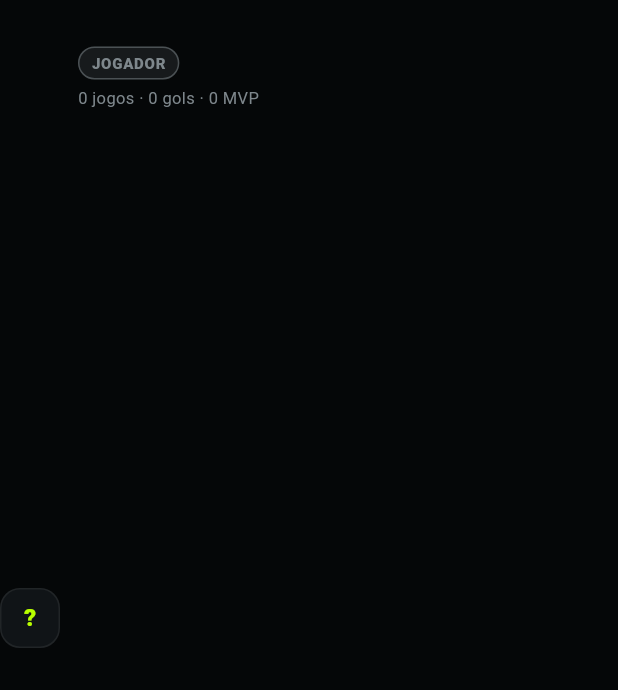
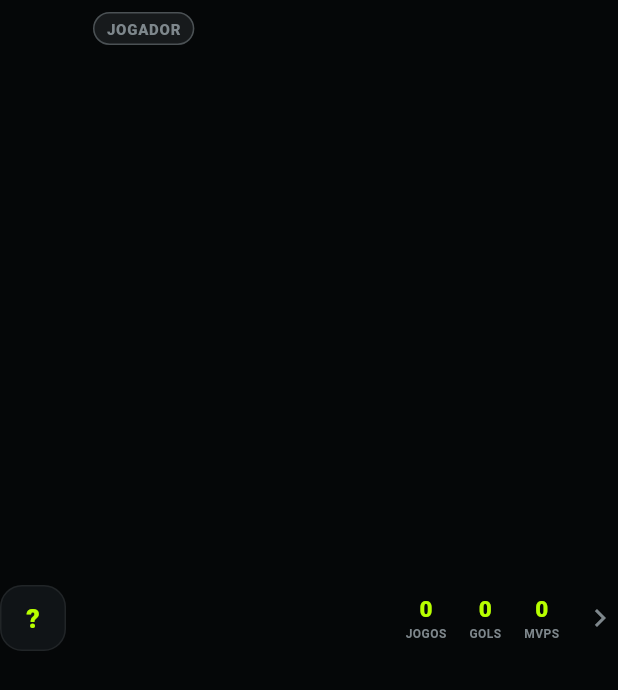
Before and after one commit to minatocristofer-dev/DALEH, a Flutter app: the MemberRow widget shown alone on an empty page, opened directly with empty values, on a phone screen of 412 x 824 dp. Shown: the top 690 px of the screen. Run offline on Flutter 3.47's test engine with Material 3 defaults, Android fonts, the phone set to English and light mode, and no system bars; our stand-ins replace flutter_riverpod, flutter_secure_storage, image_picker, share_plus, supabase_flutter; accounts and stored records are empty; network calls fail.

Commit message:
feat: elenco no layout do mockup (foto, posição, jogos/gols/MVPs)
Backend: GET /teams/:id agora inclui posicaoPrincipal de cada membro
(primeira modalidade cadastrada por ele — mesma convenção de
"modalidade principal" já usada no Player Card; null pra quem não tem
modalidade nenhuma, nunca inventado).

Flutter: MemberRow redesenhado pra seguir o mockup "TIME — ELENCO"
(QA de 2026-09-21) — nome + posição, três colunas de estatística
(jogos/gols/MVPs) por jogador. Papel de gestão (capitão/vice/dono)
continua visível, só que discreto (badge ao lado do nome, e só quando
não é "jogador" comum).

Fora do escopo por decisão do usuário: número da camisa (não existe
no schema) e as abas "Jogos"/"Estatísticas"/"Mídia" do mockup (o time
hoje só tem Visão Geral/Elenco/Convocações — ficam pra uma fase
futura, precisam de mais investigação/definição).

```diff
--- a/daleh-app/lib/features/teams/models/team_member.dart
+++ b/daleh-app/lib/features/teams/models/team_member.dart
@@ -29,6 +29,11 @@
   final String status;
   final String fullName;
   final String? avatarUrl;
+  // Posição principal do jogador (primeira modalidade cadastrada por ele,
+  // ver AuthService/TeamsService — não existe "modalidade principal" no
+  // schema). Null quando o jogador ainda não cadastrou nenhuma modalidade;
+  // nunca inventado.
+  final String? posicaoPrincipal;
   final EstatisticasNoTime estatisticas;
 
   TeamMember({
@@ -39,6 +44,7 @@
     required this.status,
     required this.fullName,
     this.avatarUrl,
+    this.posicaoPrincipal,
     required this.estatisticas,
   });
 
@@ -52,6 +58,7 @@
       status: json['status'] as String,
       fullName: user?['fullName'] as String? ?? '',
       avatarUrl: user?['avatarUrl'] as String?,
+      posicaoPrincipal: json['posicaoPrincipal'] as String?,
       estatisticas: EstatisticasNoTime.fromJson(json['estatisticas'] as Map<String, dynamic>?),
     );
   }
--- a/daleh-app/lib/shared/widgets/member_row.dart
+++ b/daleh-app/lib/shared/widgets/member_row.dart
@@ -5,6 +5,12 @@
 import 'crest_avatar.dart';
 import 'status_chip.dart';
 
+/// Layout definido pelo mockup "TIME — ELENCO" (QA de 2026-09-21): foto,
+/// nome, posição, e jogos/gols/MVPs em colunas. Número da camisa do mockup
+/// não entra — não existe esse campo no backend (mesma lacuna documentada no
+/// Player Card). O papel de gestão (capitão/vice/dono) continua aparecendo,
+/// só que discreto (badge ao lado do nome, e só quando não é "jogador"
+/// comum) — informação real que já existia, não dá pra simplesmente sumir.
 class MemberRow extends StatelessWidget {
   final TeamMember membro;
   final bool ehDono;
@@ -27,9 +33,10 @@
   Widget build(BuildContext context) {
     // Dono não tem o próprio papel alterado/removido por aqui — ele só sai do time excluindo o time (fora de escopo desta fase).
     final podeAgirNesteMembro = possoGerenciar && !ehDono;
+    final papelDeDestaque = ehDono || membro.papel != 'JOGADOR';
 
     return Padding(
-      padding: const EdgeInsets.symmetric(vertical: 6),
+      padding: const EdgeInsets.symmetric(vertical: 8),
       child: Row(
         children: [
           Expanded(
@@ -40,25 +47,47 @@
               ),
               child: Row(
                 children: [
-                  CrestAvatar(url: membro.avatarUrl, nome: membro.fullName, tamanho: 40),
+                  CrestAvatar(url: membro.avatarUrl, nome: membro.fullName, tamanho: 44),
                   const SizedBox(width: 12),
                   Expanded(
+                    flex: 3,
                     child: Column(
                       crossAxisAlignment: CrossAxisAlignment.start,
                       children: [
+                        Row(
+                          children: [
+                            Flexible(
+                              child: Text(
+                                souEuMesmo ? '${membro.fullName} (você)' : membro.fullName,
+                                style: const TextStyle(fontWeight: FontWeight.w800, fontSize: 14),
+                                maxLines: 1,
+                                overflow: TextOverflow.ellipsis,
+                              ),
+                            ),
+                            if (papelDeDestaque) ...[
+                              const SizedBox(width: 6),
+                              StatusChip.papel(membro.papel, souDono: ehDono),
+                            ],
+                          ],
+                        ),
+                        const SizedBox(height: 2),
                         Text(
-                          souEuMesmo ? '${membro.fullName} (você)' : membro.fullName,
-                          style: const TextStyle(fontWeight: FontWeight.w700, fontSize: 14),
+                          membro.posicaoPrincipal ?? 'Sem modalidade cadastrada',
+                          style: const TextStyle(color: DalehColors.muted, fontSize: 12),
                           maxLines: 1,
                           overflow: TextOverflow.ellipsis,
                         ),
-                        const SizedBox(height: 4),
-                        StatusChip.papel(membro.papel, souDono: ehDono),
-                        const SizedBox(height: 4),
-                        Text(
-                          '${membro.estatisticas.jogos} jogos · ${membro.estatisticas.gols} gols · ${membro.estatisticas.mvp} MVP',
-                          style: const TextStyle(color: DalehColors.muted, fontSize: 11),
-                        ),
+                      ],
+                    ),
+                  ),
+                  Expanded(
+                    flex: 2,
+                    child: Row(
+                      mainAxisAlignment: MainAxisAlignment.spaceEvenly,
+                      children: [
+                        _estatistica('JOGOS', membro.estatisticas.jogos),
+                        _estatistica('GOLS', membro.estatisticas.gols),
+                        _estatistica('MVPS', membro.estatisticas.mvp),
                       ],
                     ),
                   ),
@@ -94,9 +123,25 @@
             TextButton(
               onPressed: onRemover,
               child: const Text('Sair', style: TextStyle(color: DalehColors.danger)),
-            ),
+            )
+          else
+            const Icon(Icons.chevron_right, color: DalehColors.muted),
         ],
       ),
     );
   }
+
+  Widget _estatistica(String label, int valor) {
+    return Column(
+      mainAxisSize: MainAxisSize.min,
+      children: [
+        Text('$valor', style: const TextStyle(color: DalehColors.turf, fontWeight: FontWeight.w900, fontSize: 15)),
+        const SizedBox(height: 1),
+        Text(
+          label,
+          style: const TextStyle(color: DalehColors.muted, fontSize: 8, fontWeight: FontWeight.w700, letterSpacing: 0.3),
+        ),
+      ],
+    );
+  }
 }
```
Also changed, not shown: 2 other files.
